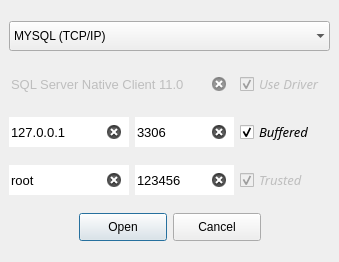
Before: the Qt Designer form assets/UI/Layout/ConnectorWindow.ui in fer-moreira/MYQT, drawn with Qt 5.
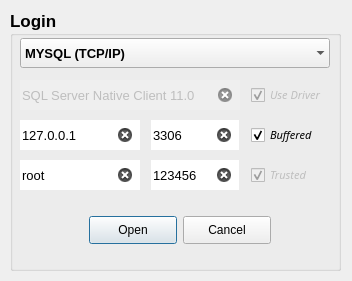
After: the same form once the commit is applied.

Patch:
```diff
--- a/assets/UI/Layout/ConnectorWindow.ui
+++ b/assets/UI/Layout/ConnectorWindow.ui
@@ -9,28 +9,16 @@
    <rect>
     <x>0</x>
     <y>0</y>
-    <width>339</width>
-    <height>262</height>
+    <width>352</width>
+    <height>281</height>
    </rect>
   </property>
   <property name="sizePolicy">
-   <sizepolicy hsizetype="Expanding" vsizetype="Expanding">
+   <sizepolicy hsizetype="Fixed" vsizetype="Fixed">
     <horstretch>0</horstretch>
     <verstretch>0</verstretch>
    </sizepolicy>
   </property>
-  <property name="minimumSize">
-   <size>
-    <width>328</width>
-    <height>262</height>
-   </size>
-  </property>
-  <property name="maximumSize">
-   <size>
-    <width>428</width>
-    <height>337</height>
-   </size>
-  </property>
   <property name="font">
    <font>
     <weight>50</weight>
@@ -47,18 +35,156 @@
    <set>QMainWindow::AllowTabbedDocks|QMainWindow::AnimatedDocks|QMainWindow::VerticalTabs</set>
   </property>
   <widget class="QWidget" name="centralwidget">
-   <layout class="QGridLayout" name="gridLayout">
-    <item row="3" column="0">
+   <widget class="QGroupBox" name="groupBox">
+    <property name="geometry">
+     <rect>
+      <x>10</x>
+      <y>10</y>
+      <width>331</width>
+      <height>261</height>
+     </rect>
+    </property>
+    <property name="font">
+     <font>
+      <pointsize>13</pointsize>
+      <weight>75</weight>
+      <bold>true</bold>
+     </font>
+    </property>
+    <property name="title">
+     <string>Login</string>
+    </property>
+    <widget class="QLineEdit" name="host_in">
+     <property name="geometry">
+      <rect>
+       <x>10</x>
+       <y>110</y>
+       <width>120</width>
+       <height>30</height>
+      </rect>
+     </property>
+     <property name="font">
+      <font>
+       <pointsize>10</pointsize>
+       <weight>50</weight>
+       <bold>false</bold>
+      </font>
+     </property>
+     <property name="toolTip">
+      <string>&lt;html&gt;&lt;head/&gt;&lt;body&gt;&lt;p&gt;Server / IP&lt;/p&gt;&lt;/body&gt;&lt;/html&gt;</string>
+     </property>
+     <property name="text">
+      <string>127.0.0.1</string>
+     </property>
+     <property name="frame">
+      <bool>false</bool>
+     </property>
+     <property name="alignment">
+      <set>Qt::AlignLeading|Qt::AlignLeft|Qt::AlignVCenter</set>
+     </property>
+     <property name="placeholderText">
+      <string>Server/IP:</string>
+     </property>
+     <property name="clearButtonEnabled">
+      <bool>true</bool>
+     </property>
+    </widget>
+    <widget class="QComboBox" name="comboBox">
+     <property name="geometry">
+      <rect>
+       <x>10</x>
+       <y>28</y>
+       <width>310</width>
+       <height>30</height>
+      </rect>
+     </property>
+     <property name="sizePolicy">
+      <sizepolicy hsizetype="Expanding" vsizetype="Fixed">
+       <horstretch>0</horstretch>
+       <verstretch>0</verstretch>
+      </sizepolicy>
+     </property>
+     <property name="font">
+      <font>
+       <pointsize>10</pointsize>
+       <weight>75</weight>
+       <bold>true</bold>
+      </font>
+     </property>
+     <property name="cursor">
+      <cursorShape>PointingHandCursor</cursorShape>
+     </property>
+     <property name="autoFillBackground">
+      <bool>true</bool>
+     </property>
+     <property name="frame">
+      <bool>false</bool>
+     </property>
+     <item>
+      <property name="text">
+       <string>MYSQL (TCP/IP)</string>
+      </property>
+     </item>
+     <item>
+      <property name="text">
+       <string>Microsoft Server (TCP/IP)</string>
+      </property>
+     </item>
+     <item>
+      <property name="text">
+       <string>Postgre SQL (Experimental)</string>
+      </property>
+     </item>
+    </widget>
+    <widget class="QLineEdit" name="port_in">
+     <property name="geometry">
+      <rect>
+       <x>141</x>
+       <y>110</y>
+       <width>88</width>
+       <height>30</height>
+      </rect>
+     </property>
+     <property name="font">
+      <font>
+       <pointsize>10</pointsize>
+       <weight>50</weight>
+       <bold>false</bold>
+      </font>
+     </property>
+     <property name="toolTip">
+      <string>&lt;html&gt;&lt;head/&gt;&lt;body&gt;&lt;p&gt;Server PORT&lt;/p&gt;&lt;/body&gt;&lt;/html&gt;</string>
+     </property>
+     <property name="text">
+      <string>3306</string>
+     </property>
+     <property name="frame">
+      <bool>false</bool>
+     </property>
+     <property name="alignment">
+      <set>Qt::AlignLeading|Qt::AlignLeft|Qt::AlignVCenter</set>
+     </property>
+     <property name="placeholderText">
+      <string>Port:</string>
+     </property>
+     <property name="clearButtonEnabled">
+      <bool>true</bool>
+     </property>
+    </widget>
      <widget class="QLineEdit" name="user_in">
-      <property name="minimumSize">
-       <size>
+     <property name="geometry">
+      <rect>
+       <x>10</x>
+       <y>150</y>
         <width>120</width>
         <height>30</height>
-       </size>
+      </rect>
       </property>
       <property name="font">
        <font>
         <pointsize>10</pointsize>
+       <weight>50</weight>
+       <bold>false</bold>
        </font>
       </property>
       <property name="toolTip">
@@ -77,18 +203,53 @@
        <bool>true</bool>
       </property>
      </widget>
-    </item>
-    <item row="3" column="1">
+    <widget class="QDialogButtonBox" name="buttons">
+     <property name="geometry">
+      <rect>
+       <x>10</x>
+       <y>200</y>
+       <width>320</width>
+       <height>40</height>
+      </rect>
+     </property>
+     <property name="font">
+      <font>
+       <pointsize>10</pointsize>
+       <weight>50</weight>
+       <bold>false</bold>
+      </font>
+     </property>
+     <property name="cursor">
+      <cursorShape>ArrowCursor</cursorShape>
+     </property>
+     <property name="styleSheet">
+      <string notr="true">	min-width: 80px;
+ min-height: 20px;</string>
+     </property>
+     <property name="orientation">
+      <enum>Qt::Horizontal</enum>
+     </property>
+     <property name="standardButtons">
+      <set>QDialogButtonBox::Cancel|QDialogButtonBox::Open</set>
+     </property>
+     <property name="centerButtons">
+      <bool>true</bool>
+     </property>
+    </widget>
      <widget class="QLineEdit" name="pass_in">
-      <property name="minimumSize">
-       <size>
+     <property name="geometry">
+      <rect>
+       <x>141</x>
+       <y>150</y>
         <width>88</width>
         <height>30</height>
-       </size>
+      </rect>
       </property>
       <property name="font">
        <font>
         <pointsize>10</pointsize>
+       <weight>50</weight>
+       <bold>false</bold>
        </font>
       </property>
       <property name="toolTip">
@@ -113,23 +274,25 @@
        <bool>true</bool>
       </property>
      </widget>
-    </item>
-    <item row="3" column="2">
      <widget class="QCheckBox" name="trusted">
       <property name="enabled">
        <bool>false</bool>
       </property>
-      <property name="minimumSize">
-       <size>
+     <property name="geometry">
+      <rect>
+       <x>241</x>
+       <y>150</y>
         <width>90</width>
         <height>30</height>
-       </size>
+      </rect>
       </property>
       <property name="font">
        <font>
         <family>Arial,Helvetica,sans-serif</family>
-        <pointsize>10</pointsize>
+       <pointsize>8</pointsize>
+       <weight>50</weight>
         <italic>true</italic>
+       <bold>false</bold>
        </font>
       </property>
       <property name="cursor">
@@ -157,162 +320,17 @@
        <bool>false</bool>
       </property>
      </widget>
-    </item>
-    <item row="4" column="0" colspan="3">
-     <widget class="QDialogButtonBox" name="buttons">
-      <property name="minimumSize">
-       <size>
-        <width>80</width>
-        <height>20</height>
-       </size>
-      </property>
-      <property name="font">
-       <font>
-        <pointsize>10</pointsize>
-       </font>
-      </property>
-      <property name="cursor">
-       <cursorShape>ArrowCursor</cursorShape>
-      </property>
-      <property name="styleSheet">
-       <string notr="true">	min-width: 80px;
- min-height: 20px;</string>
-      </property>
-      <property name="orientation">
-       <enum>Qt::Horizontal</enum>
-      </property>
-      <property name="standardButtons">
-       <set>QDialogButtonBox::Cancel|QDialogButtonBox::Open</set>
-      </property>
-      <property name="centerButtons">
-       <bool>true</bool>
-      </property>
-     </widget>
-    </item>
-    <item row="2" column="1">
-     <widget class="QLineEdit" name="port_in">
-      <property name="minimumSize">
-       <size>
-        <width>88</width>
-        <height>30</height>
-       </size>
-      </property>
-      <property name="font">
-       <font>
-        <pointsize>10</pointsize>
-        <weight>50</weight>
-        <bold>false</bold>
-       </font>
-      </property>
-      <property name="toolTip">
-       <string>&lt;html&gt;&lt;head/&gt;&lt;body&gt;&lt;p&gt;Server PORT&lt;/p&gt;&lt;/body&gt;&lt;/html&gt;</string>
-      </property>
-      <property name="text">
-       <string>3306</string>
-      </property>
-      <property name="frame">
-       <bool>false</bool>
-      </property>
-      <property name="alignment">
-       <set>Qt::AlignLeading|Qt::AlignLeft|Qt::AlignVCenter</set>
-      </property>
-      <property name="placeholderText">
-       <string>Port:</string>
-      </property>
-      <property name="clearButtonEnabled">
-       <bool>true</bool>
-      </property>
-     </widget>
-    </item>
-    <item row="2" column="2">
-     <widget class="QCheckBox" name="buffered">
-      <property name="enabled">
-       <bool>true</bool>
-      </property>
-      <property name="minimumSize">
-       <size>
-        <width>90</width>
-        <height>30</height>
-       </size>
-      </property>
-      <property name="font">
-       <font>
-        <family>Arial,Helvetica,sans-serif</family>
-        <pointsize>10</pointsize>
-        <italic>true</italic>
-       </font>
-      </property>
-      <property name="cursor">
-       <cursorShape>PointingHandCursor</cursorShape>
-      </property>
-      <property name="toolTip">
-       <string>&lt;html&gt;&lt;head/&gt;&lt;body&gt;&lt;p&gt;Buffered Connection&lt;/p&gt;&lt;/body&gt;&lt;/html&gt;</string>
-      </property>
-      <property name="text">
-       <string>Buffered</string>
-      </property>
-      <property name="checkable">
-       <bool>true</bool>
-      </property>
-      <property name="checked">
-       <bool>true</bool>
-      </property>
-      <property name="autoRepeat">
-       <bool>false</bool>
-      </property>
-      <property name="autoExclusive">
-       <bool>false</bool>
-      </property>
-      <property name="tristate">
-       <bool>false</bool>
-      </property>
-     </widget>
-    </item>
-    <item row="2" column="0">
-     <widget class="QLineEdit" name="host_in">
-      <property name="minimumSize">
-       <size>
-        <width>120</width>
-        <height>30</height>
-       </size>
-      </property>
-      <property name="font">
-       <font>
-        <pointsize>10</pointsize>
-        <weight>50</weight>
-        <bold>false</bold>
-       </font>
-      </property>
-      <property name="toolTip">
-       <string>&lt;html&gt;&lt;head/&gt;&lt;body&gt;&lt;p&gt;Server / IP&lt;/p&gt;&lt;/body&gt;&lt;/html&gt;</string>
-      </property>
-      <property name="text">
-       <string>127.0.0.1</string>
-      </property>
-      <property name="frame">
-       <bool>false</bool>
-      </property>
-      <property name="alignment">
-       <set>Qt::AlignLeading|Qt::AlignLeft|Qt::AlignVCenter</set>
-      </property>
-      <property name="placeholderText">
-       <string>Server/IP:</string>
-      </property>
-      <property name="clearButtonEnabled">
-       <bool>true</bool>
-      </property>
-     </widget>
-    </item>
-    <item row="1" column="0" colspan="2">
      <widget class="QLineEdit" name="driver_in">
       <property name="enabled">
        <bool>false</bool>
       </property>
-      <property name="minimumSize">
-       <size>
-        <width>210</width>
+     <property name="geometry">
+      <rect>
+       <x>10</x>
+       <y>70</y>
+       <width>220</width>
         <height>30</height>
-       </size>
+      </rect>
       </property>
       <property name="font">
        <font>
@@ -343,23 +361,71 @@
        <bool>true</bool>
       </property>
      </widget>
-    </item>
-    <item row="1" column="2">
+    <widget class="QCheckBox" name="buffered">
+     <property name="enabled">
+      <bool>true</bool>
+     </property>
+     <property name="geometry">
+      <rect>
+       <x>241</x>
+       <y>110</y>
+       <width>90</width>
+       <height>30</height>
+      </rect>
+     </property>
+     <property name="font">
+      <font>
+       <family>Arial,Helvetica,sans-serif</family>
+       <pointsize>8</pointsize>
+       <weight>50</weight>
+       <italic>true</italic>
+       <bold>false</bold>
+      </font>
+     </property>
+     <property name="cursor">
+      <cursorShape>PointingHandCursor</cursorShape>
+     </property>
+     <property name="toolTip">
+      <string>&lt;html&gt;&lt;head/&gt;&lt;body&gt;&lt;p&gt;Buffered Connection&lt;/p&gt;&lt;/body&gt;&lt;/html&gt;</string>
+     </property>
+     <property name="text">
+      <string>Buffered</string>
+     </property>
+     <property name="checkable">
+      <bool>true</bool>
+     </property>
+     <property name="checked">
+      <bool>true</bool>
+     </property>
+     <property name="autoRepeat">
+      <bool>false</bool>
+     </property>
+     <property name="autoExclusive">
+      <bool>false</bool>
+     </property>
+     <property name="tristate">
+      <bool>false</bool>
+     </property>
+    </widget>
      <widget class="QCheckBox" name="driver">
       <property name="enabled">
        <bool>false</bool>
       </property>
-      <property name="minimumSize">
-       <size>
-        <width>90</width>
+     <property name="geometry">
+      <rect>
+       <x>241</x>
+       <y>70</y>
+       <width>80</width>
         <height>30</height>
-       </size>
+      </rect>
       </property>
       <property name="font">
        <font>
         <family>Arial,Helvetica,sans-serif</family>
-        <pointsize>10</pointsize>
+       <pointsize>8</pointsize>
+       <weight>50</weight>
         <italic>true</italic>
+       <bold>false</bold>
        </font>
       </property>
       <property name="cursor">
@@ -387,48 +453,7 @@
        <bool>false</bool>
       </property>
      </widget>
-    </item>
-    <item row="0" column="0" colspan="3">
-     <widget class="QComboBox" name="comboBox">
-      <property name="sizePolicy">
-       <sizepolicy hsizetype="Expanding" vsizetype="Fixed">
-        <horstretch>0</horstretch>
-        <verstretch>0</verstretch>
-       </sizepolicy>
-      </property>
-      <property name="minimumSize">
-       <size>
-        <width>99</width>
-        <height>30</height>
-       </size>
-      </property>
-      <property name="cursor">
-       <cursorShape>PointingHandCursor</cursorShape>
-      </property>
-      <property name="autoFillBackground">
-       <bool>true</bool>
-      </property>
-      <property name="frame">
-       <bool>false</bool>
-      </property>
-      <item>
-       <property name="text">
-        <string>MYSQL (TCP/IP)</string>
-       </property>
-      </item>
-      <item>
-       <property name="text">
-        <string>Microsoft Server (TCP/IP)</string>
-       </property>
-      </item>
-      <item>
-       <property name="text">
-        <string>Postgre SQL (Experimental)</string>
-       </property>
-      </item>
-     </widget>
-    </item>
-   </layout>
+   </widget>
   </widget>
  </widget>
  <tabstops>
```
Lines whose indentation alone changed are shown as unchanged.
